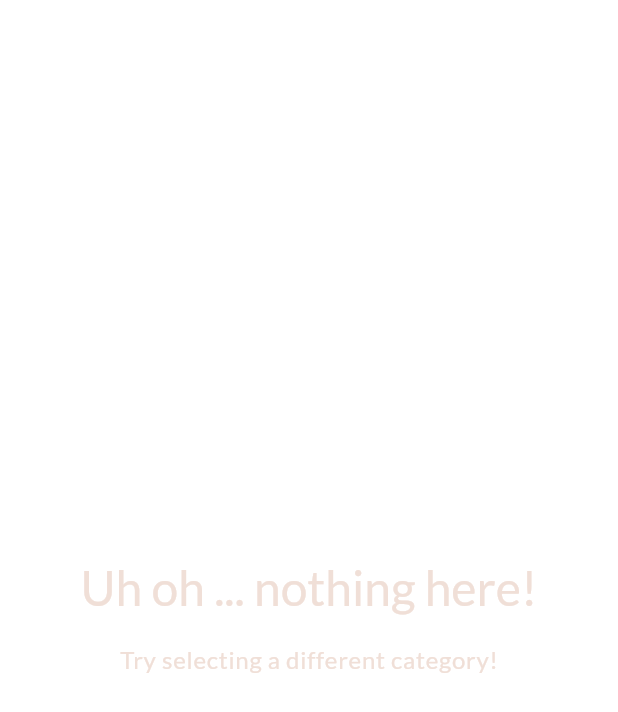
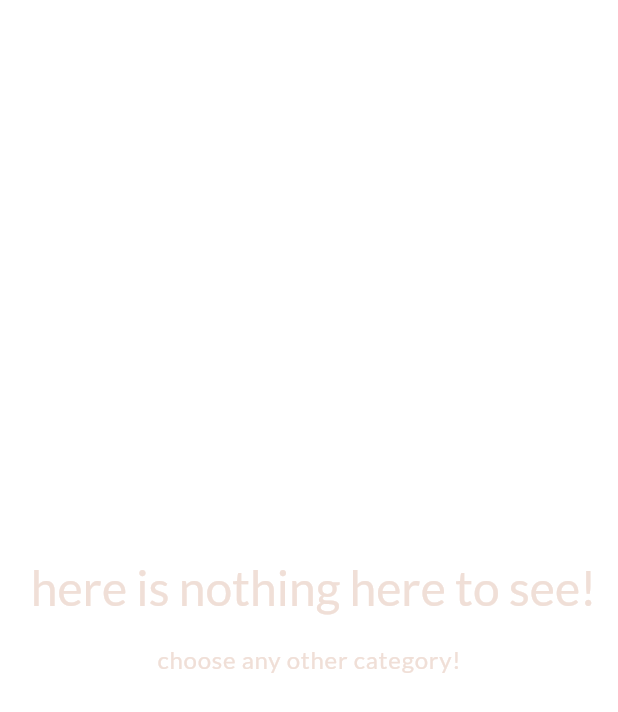
Before and after one commit to mayur858/meals_app, a Flutter app: the MealsScreen screen opened directly with empty values, on a phone screen of 412 x 824 dp. Shown: the top 712 px of the screen. Run offline on Flutter 3.47's test engine with Material 2 defaults, Android fonts, the phone set to English and light mode, and no system bars; our stand-ins replace google_fonts, transparent_image.

Commit message:
added the warning message

```diff
--- a/lib/screens/meals.dart
+++ b/lib/screens/meals.dart
@@ -31,14 +31,14 @@ class MealsScreen extends StatelessWidget {
         mainAxisSize: MainAxisSize.min,
         children: [
           Text(
-            'Uh oh ... nothing here!',
+            ' here is nothing here to see!',
             style: Theme.of(context).textTheme.headlineLarge!.copyWith(
                   color: Theme.of(context).colorScheme.onBackground,
                 ),
           ),
           const SizedBox(height: 16),
           Text(
-            'Try selecting a different category!',
+            'choose any other category!',
             style: Theme.of(context).textTheme.bodyLarge!.copyWith(
                   color: Theme.of(context).colorScheme.onBackground,
                 ),
```
